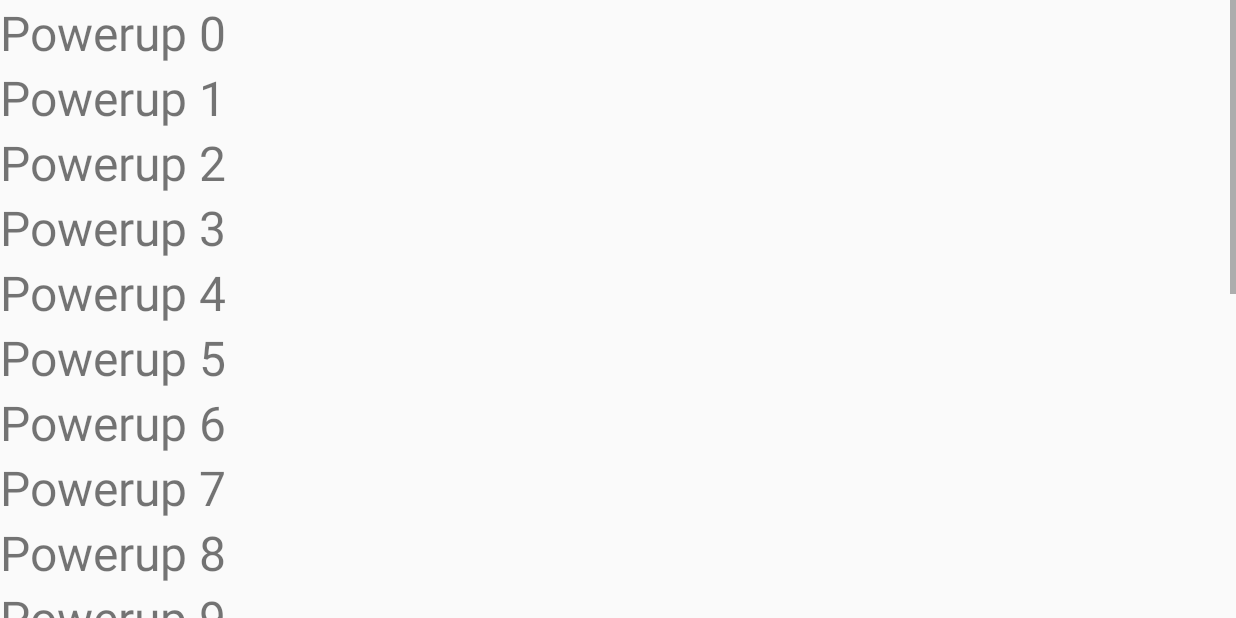
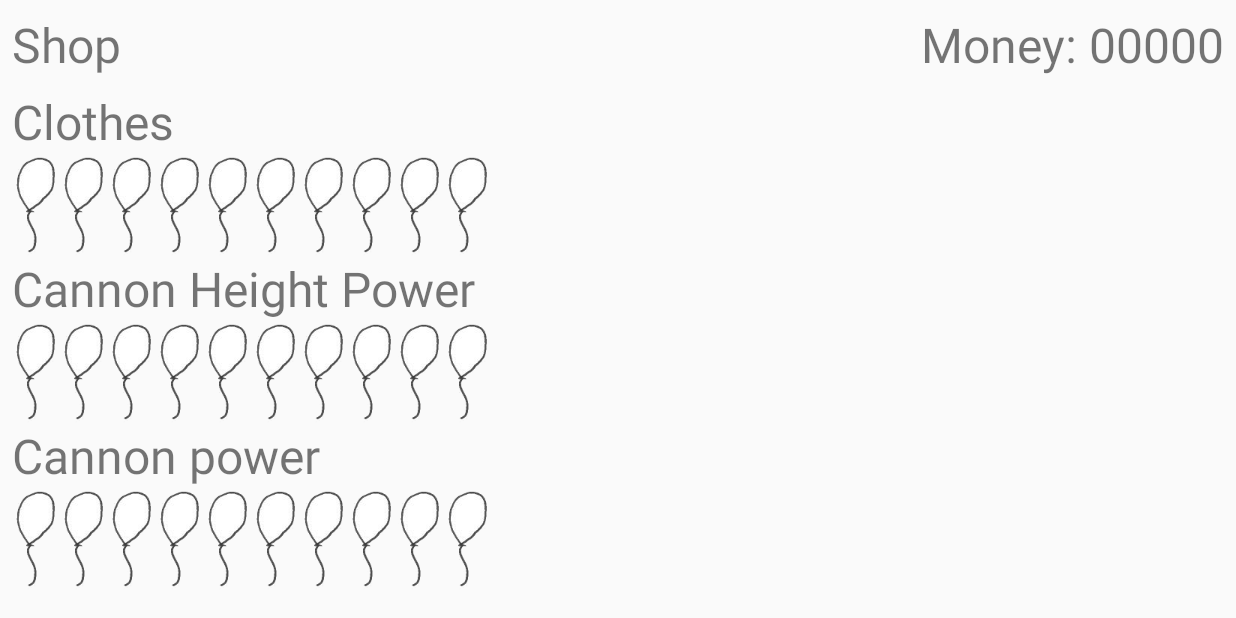
Before and after one commit to SimenCodes/PrisonEsc, an Android app: the ShopActivity screen opened directly, with no data from a screen before it, on a phone screen of 824 x 412 dp (held sideways). Run offline under Robolectric (Android 15) with nearby library versions, the phone set to English and light mode, and no system bars.

Commit message:
Shop: filling the layout, saving of the powerups

```diff
--- a/app/src/main/java/no/ntnu/prisonesc/ShopActivity.java
+++ b/app/src/main/java/no/ntnu/prisonesc/ShopActivity.java
@@ -7,19 +7,22 @@ import android.support.v7.widget.RecyclerView;
 import android.text.Layout;
 import android.view.View;
 import android.view.ViewGroup;
+import android.widget.ImageView;
 import android.widget.LinearLayout;
 import android.widget.LinearLayout.LayoutParams;
 import android.widget.ScrollView;
 import android.widget.TextView;
 
+import java.util.ArrayList;
 import java.util.Collection;
+import java.util.List;
 
 import no.ntnu.prisonesc.powerups.Powerup;
 
 public class ShopActivity extends AppCompatActivity {
 
     private SaveData data;
-    private Collection<Powerup> powerups;
+    private List<Powerup> powerups;
 
     private int money;
 
@@ -38,31 +41,68 @@ public class ShopActivity extends AppCompatActivity {
                         | View.SYSTEM_UI_FLAG_IMMERSIVE_STICKY);
 
         data = SaveData.getData(getApplicationContext());
-        powerups = data.getPowerups();
-
-        ScrollView shopRoot = (ScrollView) layoutRoot;
-
-        LinearLayout wrap = new LinearLayout(this);
-        wrap.setLayoutParams(new LayoutParams(LayoutParams.WRAP_CONTENT, LayoutParams.WRAP_CONTENT));
-        wrap.setOrientation(LinearLayout.VERTICAL);
-        shopRoot.addView(wrap);
-
-        for (int i = 0; i < 20; i++) {
-
-            String powerupString = "Powerup " + i;
-            TextView tv = new TextView(this);
-            tv.setText(powerupString);
-            tv.setTextSize(32);
-
-            tv.setLayoutParams(new LayoutParams(LayoutParams.WRAP_CONTENT, LayoutParams.WRAP_CONTENT));
-            wrap.addView(tv);
-        }
+        powerups = new ArrayList<>(data.getPowerups());
+        drawShop();
     }
 
     @Override
     protected void onStart() {
         super.onStart();
-        powerups = data.getBoughtPowerups();
+        powerups = new ArrayList<>(data.getBoughtPowerups());
         money = data.getMoney();
     }
+/*
+    void OnClick(View view){
+        switch ((String) view.getTag()){
+
+        }
+    }
+*/
+
+    private void test(){
+        for (int i = 0; i < powerups.size(); i++) {
+            powerups.get(i).setLevel(3);
+        }
+        powerups.get(1).setLevel(5);
+        data.updatePowerups(this.powerups);
+    }
+
+
+    private void drawShop(){
+        LinearLayout shopWraperLayout = (LinearLayout) findViewById(R.id.shop_wraper);
+        List<Powerup> powerupList = new ArrayList<>(powerups);
+        for (int i = 0; i < powerups.size(); i++) {
+            Powerup currentPowerup = powerupList.get(i);
+
+            String powerupString = currentPowerup.getName();
+            TextView tv = new TextView(this);
+            tv.setText(powerupString);
+            tv.setTextSize(32);
+            tv.setLayoutParams(new LayoutParams(LayoutParams.WRAP_CONTENT, LayoutParams.WRAP_CONTENT));
+            shopWraperLayout.addView(tv);
+
+            LinearLayout buyLayout = new LinearLayout(this);
+            buyLayout.setLayoutParams(new LayoutParams(LayoutParams.MATCH_PARENT, LayoutParams.WRAP_CONTENT));
+            buyLayout.setOrientation(LinearLayout.HORIZONTAL);
+
+            for (int j = 0; j < currentPowerup.getMaxLevel(); j++) {
+                if(j < currentPowerup.getLevel()){
+
+                    ImageView boughtPowerup = new ImageView(this);
+                    //TODO add resource
+                    boughtPowerup.setImageResource(R.drawable.balloon_dude);
+                    buyLayout.addView(boughtPowerup);
+                } else {
+
+                    ImageView unBoughtPowerup = new ImageView(this);
+                    //TODO add resource
+                    unBoughtPowerup.setImageResource(R.drawable.balloon_1);
+                    buyLayout.addView(unBoughtPowerup);
+                }
+            }
+
+            shopWraperLayout.addView(buyLayout);
+        }
+
+    }
 }
--- a/app/src/main/java/no/ntnu/prisonesc/powerups/Powerup.java
+++ b/app/src/main/java/no/ntnu/prisonesc/powerups/Powerup.java
@@ -49,6 +49,8 @@ public abstract class Powerup {
         return this.level;
     }
 
+    public int getMaxLevel(){ return this.maxLevel; }
+
     public void setLevel(int n) {
         if (n < maxLevel) {
             this.level = n;
--- a/app/src/main/res/layout/activity_shop.xml
+++ b/app/src/main/res/layout/activity_shop.xml
@@ -1,13 +1,62 @@
 <?xml version="1.0" encoding="utf-8"?>
-<ScrollView xmlns:app="http://schemas.android.com/apk/res-auto"
+<LinearLayout xmlns:android="http://schemas.android.com/apk/res/android"
     xmlns:tools="http://schemas.android.com/tools"
-    xmlns:android="http://schemas.android.com/apk/res/android"
+    android:id="@+id/shop_activity_root"
     android:layout_width="match_parent"
     android:layout_height="match_parent"
+    android:orientation="vertical"
     tools:context="no.ntnu.prisonesc.ShopActivity"
-    tools:layout_editor_absoluteY="81dp"
-    android:orientation="vertical"
     tools:layout_editor_absoluteX="0dp"
-    android:id="@+id/shop_activity_root">
+    tools:layout_editor_absoluteY="81dp">
 
-</ScrollView>
+    <RelativeLayout
+        android:layout_width="match_parent"
+        android:layout_height="wrap_content">
+
+        <TextView
+            android:textSize="32sp"
+            android:layout_alignParentStart="true"
+            android:padding="8dp"
+            android:text="Shop"
+            android:layout_width="wrap_content"
+            android:layout_height="wrap_content" />
+
+        <TextView
+            android:textSize="32sp"
+            android:id="@+id/shop_money_number_text"
+            android:padding="8dp"
+            android:layout_alignParentEnd="true"
+            android:text="00000"
+            android:layout_width="wrap_content"
+            android:layout_height="wrap_content" />
+
+
+        <TextView
+            android:textSize="32sp"
+            android:layout_toStartOf="@id/shop_money_number_text"
+            android:paddingTop="8dp"
+            android:text="Money:"
+            android:layout_width="wrap_content"
+            android:layout_height="wrap_content" />
+
+
+    </RelativeLayout>
+
+    <ScrollView
+        android:paddingStart="8dp"
+        android:paddingEnd="8dp"
+        android:layout_width="match_parent"
+        android:layout_height="wrap_content">
+
+        <LinearLayout
+            android:id="@+id/shop_wraper"
+            android:layout_width="match_parent"
+            android:layout_height="wrap_content"
+            android:orientation="vertical">
+
+
+        </LinearLayout>
+
+    </ScrollView>
+
+</LinearLayout>
```
Also changed, not shown: app/src/main/java/no/ntnu/prisonesc/MyAdapter.java (deleted, +0 -48 lines), app/src/main/java/no/ntnu/prisonesc/SaveData.java (+14 -1 lines).
